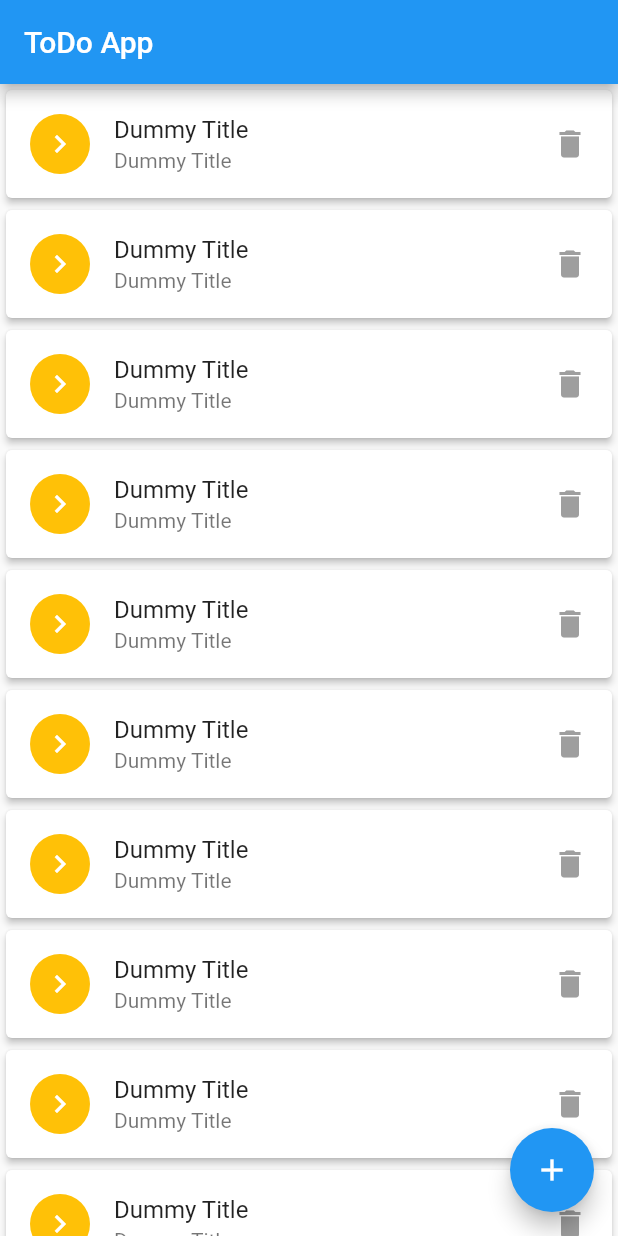
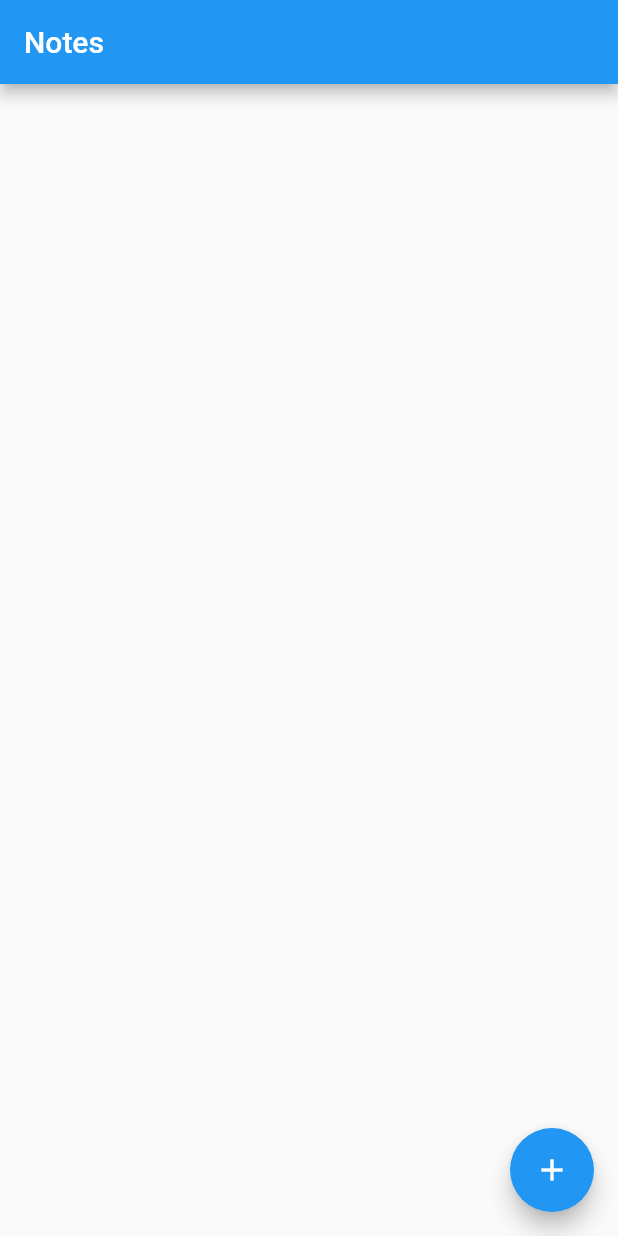
Before and after one commit to SunitRoy02/ToDo, a Flutter app: the screen it shows after launch, on a phone screen of 412 x 824 dp. Run offline on Flutter 3.47's test engine with Material 2 defaults, Android fonts, the phone set to English and light mode, and no system bars; our stand-ins replace sqflite; accounts and stored records are empty.

```diff
--- a/lib/home.dart
+++ b/lib/home.dart
@@ -1,75 +1,80 @@
 import 'package:flutter/material.dart';
+import 'package:todo/note_detail.dart';
 
-import 'note_detail.dart';
-
-class Home extends StatefulWidget {
+class NoteList extends StatefulWidget {
   @override
-  _HomeState createState() => _HomeState();
+  State<StatefulWidget> createState() {
+    return NoteListState();
+  }
 }
 
-class _HomeState extends State<Home> {
+class NoteListState extends State<NoteList> {
+
+  int count = 0;
+
   @override
   Widget build(BuildContext context) {
     return Scaffold(
+
       appBar: AppBar(
-        title: Text('ToDo App'),
+        title: Text('Notes'),
       ),
-      body: getListView(),
+
+      body: getNoteListView(),
+
       floatingActionButton: FloatingActionButton(
         onPressed: () {
-          debugPrint('Fab Clicked');
-          navigateToDetail(context, 'Add Note');
+          debugPrint('FAB clicked');
+          navigateToDetail('Add Note');
         },
-        child: Icon(
-          Icons.add,
-          color: Colors.white,
-        ),
+
         tooltip: 'Add Note',
+
+        child: Icon(Icons.add),
+
       ),
     );
   }
 
+  ListView getNoteListView() {
+    TextStyle titleStyle = Theme
+        .of(context)
+        .textTheme
+        .subhead;
 
-}
-
-ListView getListView() {
-  var count;
     return ListView.builder(
       itemCount: count,
-    itemBuilder: (BuildContext context, int index) {
+      itemBuilder: (BuildContext context, int position) {
         return Card(
           color: Colors.white,
           elevation: 2.0,
           child: ListTile(
+
             leading: CircleAvatar(
-            backgroundColor: Colors.amber,
-            child: Icon(Icons.keyboard_arrow_right, color: Colors.white,),
+              backgroundColor: Colors.yellow,
+              child: Icon(Icons.keyboard_arrow_right),
             ),
-          title: Text(
-            'Dummy Title',
-            style: TextStyle(),
-          ),
-          subtitle: Text(
-            'Dummy Title',
-            style: TextStyle(),
-          ),
-          trailing: Icon(
-            Icons.delete,
-            color: Colors.grey,
-          ),
+
+            title: Text('Dummy Title', style: titleStyle,),
+
+            subtitle: Text('Dummy Date'),
+
+            trailing: Icon(Icons.delete, color: Colors.grey,),
+
             onTap: () {
-            debugPrint('List item selected');
-            var lol = 'Edit Note';
-            navigateToDetail(context, lol);
+              debugPrint("ListTile Tapped");
+              navigateToDetail('Edit Note');
             },
+
           ),
         );
       },
     );
   }
 
-navigateToDetail(context, String title) {
+  void navigateToDetail(String title) {
     Navigator.push(context, MaterialPageRoute(builder: (context) {
       return NoteDetails(context, title);
     }));
   }
+}
--- a/lib/main.dart
+++ b/lib/main.dart
@@ -1,6 +1,5 @@
 import 'package:flutter/material.dart';
-
-import 'home.dart';
+import 'package:todo/home.dart';
 
 void main() {
   runApp(MyApp());
@@ -13,7 +12,7 @@ class MyApp extends StatelessWidget {
     return MaterialApp(
       debugShowCheckedModeBanner: false,
       title: 'Flutter Demo',
-      home: Home(),
+      home: NoteList(),
     );
   }
 }
```
Lines whose indentation alone changed are shown as unchanged.
